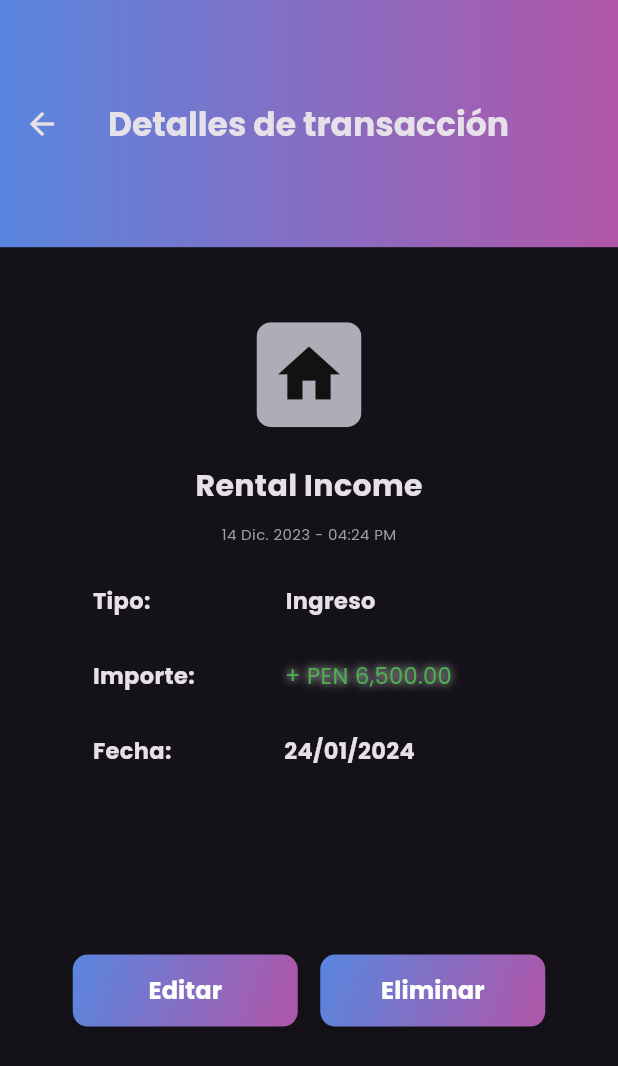
After one commit to Edurz135/mycash_front, a Flutter app: the screen it shows after launch, after a tap on "Rental Income", on a phone screen of 412 x 824 dp. The commit adds this screen. Shown: the top 1066 px of the screen. Run offline on Flutter 3.47's test engine with Material 3 defaults, Android fonts, the phone set to English and light mode, and no system bars; network calls fail.

Commit message:
Creación de pantalla de detalle de transacciones

```diff
--- a/lib/main.dart
+++ b/lib/main.dart
@@ -62,7 +62,7 @@ class _BottomNavBarState extends State<BottomNavBar> {
         padding: const EdgeInsets.fromLTRB(
           16.0, // Left padding
           64.0, // Top padding
-          16.0, // Right padding
+          16.0, // Right paddingr
           0.0, // Bottom padding
         ), // Add horizontal padding
         child: SingleChildScrollView(
--- a/lib/screens/home_screen.dart
+++ b/lib/screens/home_screen.dart
@@ -4,6 +4,7 @@ import 'package:mycash_front/components/operation_item.dart';
 import 'package:mycash_front/components/transaction_item.dart';
 import 'package:mycash_front/screens/accounts_screen.dart';
 import 'package:mycash_front/services/account_service.dart';
+import 'package:mycash_front/screens/transaction_detail_screen.dart';
 
 class HomeScreen extends StatefulWidget {
   @override
@@ -154,19 +155,51 @@ class _HomeScreenState extends State<HomeScreen> {
         const SizedBox(height: 16),
         Padding(
           padding: const EdgeInsets.only(bottom: 16.0),
-          child: TransactionItem(),
+          child: GestureDetector(
+            onTap: () {
+              Navigator.push(
+                context,
+                MaterialPageRoute(builder: (context) => TransactionDetailsScreen()),
+              );
+            },
+            child: TransactionItem(),
+          ),
         ),
         Padding(
           padding: const EdgeInsets.only(bottom: 16.0),
-          child: TransactionItem(),
+          child: GestureDetector(
+            onTap: () {
+              Navigator.push(
+                context,
+                MaterialPageRoute(builder: (context) => TransactionDetailsScreen()),
+              );
+            },
+            child: TransactionItem(),
+          ),
         ),
         Padding(
           padding: const EdgeInsets.only(bottom: 16.0),
-          child: TransactionItem(),
+          child: GestureDetector(
+            onTap: () {
+              Navigator.push(
+                context,
+                MaterialPageRoute(builder: (context) => TransactionDetailsScreen()),
+              );
+            },
+            child: TransactionItem(),
+          ),
         ),
         Padding(
           padding: const EdgeInsets.only(bottom: 16.0),
-          child: TransactionItem(),
+          child: GestureDetector(
+            onTap: () {
+              Navigator.push(
+                context,
+                MaterialPageRoute(builder: (context) => TransactionDetailsScreen()),
+              );
+            },
+            child: TransactionItem(),
+          ),
         ),
       ],
     );
--- /dev/null
+++ b/lib/screens/transaction_detail_screen.dart
@@ -0,0 +1,198 @@
+import 'package:flutter/material.dart';
+
+class TransactionDetailsScreen extends StatelessWidget {
+  @override
+  Widget build(BuildContext context) {
+    return Scaffold(
+      appBar: AppBar(
+        title: const Text("Detalles de transacción", style: TextStyle(fontWeight: FontWeight.bold),),
+        toolbarHeight: MediaQuery.of(context).size.height * 0.20,
+        backgroundColor: Colors.transparent,
+        flexibleSpace: Container(
+              decoration: const BoxDecoration(
+                gradient: LinearGradient(
+                  colors: [
+                    Color.fromRGBO(89, 134, 223, 1),
+                    Color.fromRGBO(177, 86, 168, 1),
+                  ],
+                  begin: Alignment.centerLeft,
+                  end: Alignment.centerRight,
+                ),
+              ),
+            ),
+      ),
+      body: Column(
+        children: [
+          SizedBox(width:MediaQuery.of(context).size.width, height:50),
+           ClipRRect(
+              borderRadius: BorderRadius.circular(
+                  10),
+              child: Container(
+                height: 70,
+                width: 70,
+                color: const Color.fromARGB(255, 175, 172, 183),
+                child:
+                    const Icon(Icons.home, color: Color(0xFF121212), size: 50),
+              ),
+            ),
+            SizedBox(width:MediaQuery.of(context).size.width, height:25),
+            Text(
+              "Rental Income",
+              style: TextStyle(
+                fontSize: 20,
+                fontWeight: FontWeight.bold,
+              ),
+            ),
+            SizedBox(width: MediaQuery.of(context).size.width, height: 10),
+            Text(
+              "14 Dic. 2023 - 04:24 PM",
+              style: TextStyle(
+                fontSize: 10,
+                color: Colors.grey
+              ),
+            ),
+            SizedBox(width:MediaQuery.of(context).size.width, height:25),
+            Row(
+              children: [
+                SizedBox(width:MediaQuery.of(context).size.width*0.15, height:25),
+                Text(
+                  "Tipo:",
+                  style: TextStyle(
+                    fontSize: 15,
+                    fontWeight: FontWeight.bold
+                  ),
+                ),
+                SizedBox(width:90, height:25),
+                Text(
+                  "Ingreso",
+                  style: TextStyle(
+                    fontSize: 15,
+                    fontWeight: FontWeight.bold
+                  ),
+                )]
+            ),
+            SizedBox(width:MediaQuery.of(context).size.width, height:25),
+            Row(
+              children: [
+                SizedBox(width:MediaQuery.of(context).size.width*0.15, height:25),
+                Text(
+                  "Importe:",
+                  style: TextStyle(
+                    fontSize: 15,
+                    fontWeight: FontWeight.bold
+                  ),
+                ),
+                SizedBox(width:60, height:25),
+                Text(
+                  "+ PEN 6,500.00",
+                  style: TextStyle(
+                    fontSize: 15,
+                    color: Colors.green,
+                    shadows: [
+                      Shadow(
+                        color: Colors.white, // Color del resplandor
+                        blurRadius: 7, // Radio de desenfoque del resplandor
+                      ),
+                    ]
+                  ),
+                )]
+            ),
+            SizedBox(width:MediaQuery.of(context).size.width, height:25),
+            Row(
+              children: [
+                SizedBox(width:MediaQuery.of(context).size.width*0.15, height:25),
+                Text(
+                  "Fecha:",
+                  style: TextStyle(
+                    fontSize: 15,
+                    fontWeight: FontWeight.bold
+                  ),
+                ),
+                SizedBox(width:75, height:25),
+                Text(
+                  "24/01/2024",
+                  style: TextStyle(
+                    fontSize: 15,
+                    fontWeight: FontWeight.bold
+                  ),
+                )]
+            ),
+            SizedBox(width:MediaQuery.of(context).size.width, height:MediaQuery.of(context).size.height * 0.15),
+            Row(
+              mainAxisAlignment: MainAxisAlignment.center,
+              children: [
+                Container(
+                    width: 150,
+                    decoration: BoxDecoration(
+                      borderRadius: BorderRadius.circular(10.0),
+                      gradient: const LinearGradient(
+                        begin: Alignment.topLeft,
+                        end: Alignment.bottomRight,
+                        colors: [
+                          Color.fromRGBO(89, 134, 223, 1),
+                          Color.fromRGBO(177, 86, 168, 1)
+                        ],
+                      ),
+                      boxShadow: [
+                        BoxShadow(
+                          color: Colors.black.withOpacity(0.1),
+                          spreadRadius: 1,
+                          blurRadius: 10,
+                          offset: const Offset(0, 3),
+                        ),
+                      ],
+                    ),
+                    child: TextButton(
+                      onPressed: () {},
+                      child: const Text(
+                        'Editar',
+                        style: TextStyle(
+                          color: Colors.white,
+                          fontSize: 16,
+                          fontWeight: FontWeight.bold,
+                        ),
+                      ),
+                    ),
+                ),
+                SizedBox(width: 15),
+                Container(
+                    width: 150,
+                    decoration: BoxDecoration(
+                      borderRadius: BorderRadius.circular(10.0),
+                      gradient: const LinearGradient(
+                        begin: Alignment.topLeft,
+                        end: Alignment.bottomRight,
+                        colors: [
+                          Color.fromRGBO(89, 134, 223, 1),
+                          Color.fromRGBO(177, 86, 168, 1)
+                        ],
+                      ),
+                      boxShadow: [
+                        BoxShadow(
+                          color: Colors.black.withOpacity(0.1),
+                          spreadRadius: 1,
+                          blurRadius: 10,
+                          offset: const Offset(0, 3),
+                        ),
+                      ],
+                    ),
+                    child: TextButton(
+                      onPressed: () {},
+                      child: const Text(
+                        'Eliminar',
+                        style: TextStyle(
+                          color: Colors.white,
+                          fontSize: 16,
+                          fontWeight: FontWeight.bold,
+                        ),
+                      ),
+                    ),
+                )
+              ],
+            )
+        ],
+        mainAxisAlignment: MainAxisAlignment.start,
+      )
+    );
+  }
+}
```
